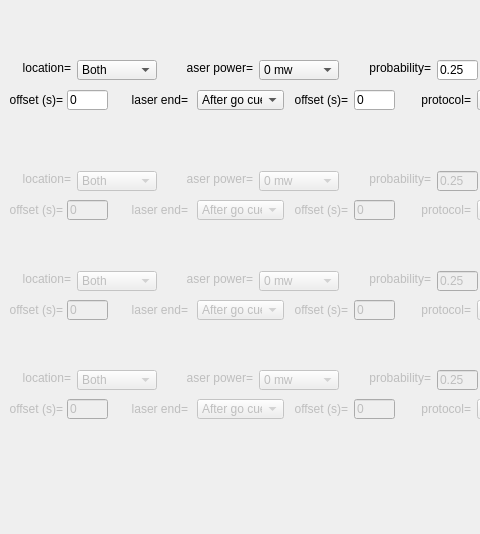
Old version of the form src/foraging_gui/Optogenetics.ui in the repository AllenNeuralDynamics/dynamic-foraging-task; both pictures show x 183 to 663 and y 0 to 534 of the 1273 by 534 pixel window.
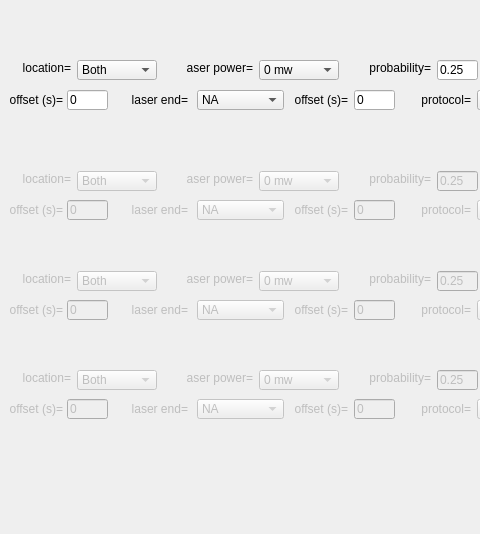
New version of the form.

Commit message: update receiving licks

The edit to the form file:
```diff
--- a/src/foraging_gui/Optogenetics.ui
+++ b/src/foraging_gui/Optogenetics.ui
@@ -577,7 +577,7 @@
     </sizepolicy>
    </property>
    <property name="currentIndex">
-    <number>1</number>
+    <number>8</number>
    </property>
    <item>
     <property name="text">
@@ -586,12 +586,7 @@
    </item>
    <item>
     <property name="text">
-     <string>After go cue</string>
-    </property>
-   </item>
-   <item>
-    <property name="text">
-     <string>Before go cue</string>
+     <string>Go cue</string>
     </property>
    </item>
    <item>
@@ -840,7 +835,7 @@
     </sizepolicy>
    </property>
    <property name="currentIndex">
-    <number>1</number>
+    <number>8</number>
    </property>
    <item>
     <property name="text">
@@ -849,12 +844,7 @@
    </item>
    <item>
     <property name="text">
-     <string>After go cue</string>
-    </property>
-   </item>
-   <item>
-    <property name="text">
-     <string>Before go cue</string>
+     <string>Go cue</string>
     </property>
    </item>
    <item>
@@ -1678,7 +1668,7 @@
     </sizepolicy>
    </property>
    <property name="currentIndex">
-    <number>1</number>
+    <number>8</number>
    </property>
    <item>
     <property name="text">
@@ -1687,12 +1677,7 @@
    </item>
    <item>
     <property name="text">
-     <string>After go cue</string>
-    </property>
-   </item>
-   <item>
-    <property name="text">
-     <string>Before go cue</string>
+     <string>Go cue</string>
     </property>
    </item>
    <item>
@@ -2454,7 +2439,7 @@
     </sizepolicy>
    </property>
    <property name="currentIndex">
-    <number>1</number>
+    <number>8</number>
    </property>
    <item>
     <property name="text">
@@ -2463,12 +2448,7 @@
    </item>
    <item>
     <property name="text">
-     <string>After go cue</string>
-    </property>
-   </item>
-   <item>
-    <property name="text">
-     <string>Before go cue</string>
+     <string>Go cue</string>
     </property>
    </item>
    <item>
```
Left out of the diff: 28 changed lines with no effect on the pictures. The commit also changes 2 other files.
